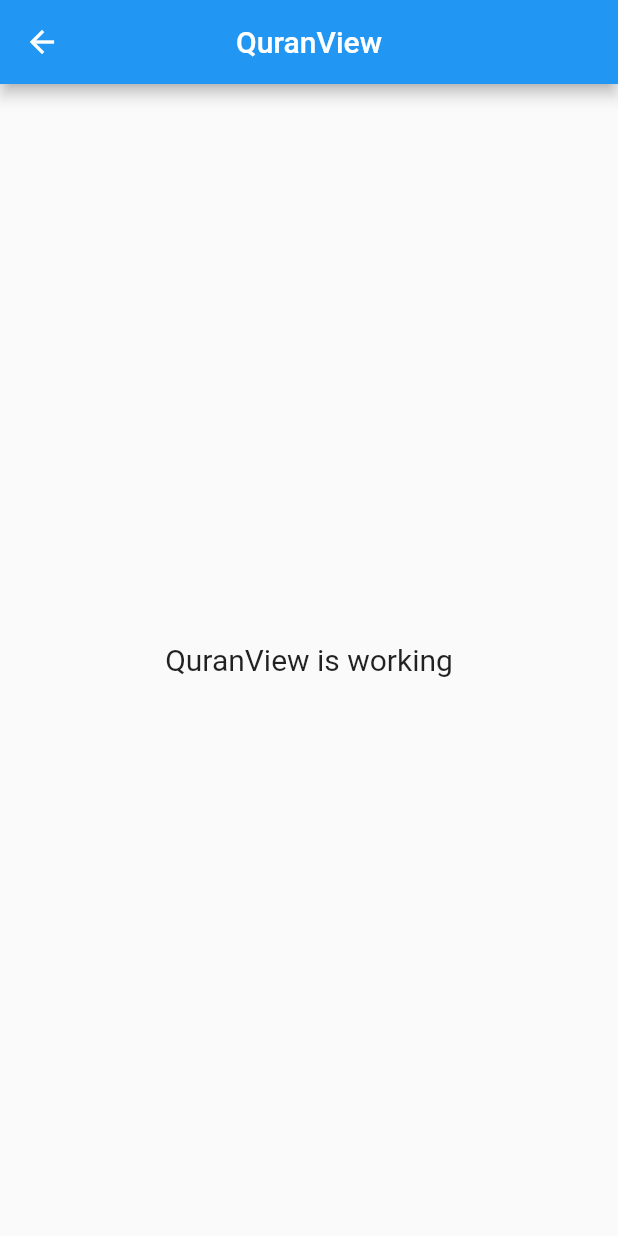
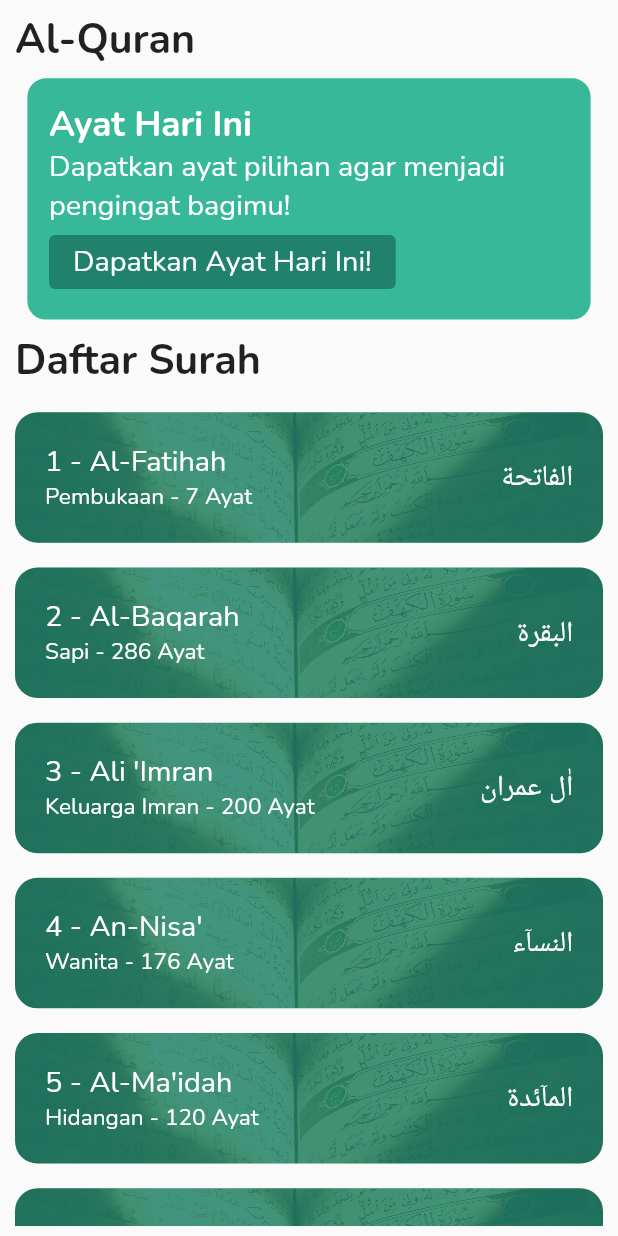
Before and after one commit to bagussubagja/muslim-pocket-app, a Flutter app: the QuranView screen opened by its route, on a phone screen of 412 x 824 dp. Run offline on Flutter 3.47's test engine with Material 2 defaults, Android fonts, the phone set to English and light mode, and no system bars; our stand-ins replace cached_network_image, curved_navigation_bar, get, sizer; missing offline and left inert: flutter_islamic_icons, hijriyah_indonesia, slide_digital_clock.

Commit message:
MP-5 : WIP Quran Screen

```diff
--- /dev/null
+++ b/lib/app/data/models/surah_quran_list_model.dart
@@ -0,0 +1,53 @@
+// To parse this JSON data, do
+//
+//     final quranModel = quranModelFromJson(jsonString);
+
+import 'dart:convert';
+
+List<SurahQuranListModel> quranModelFromJson(String str) => List<SurahQuranListModel>.from(json.decode(str).map((x) => SurahQuranListModel.fromJson(x)));
+
+String quranModelToJson(List<SurahQuranListModel> data) => json.encode(List<dynamic>.from(data.map((x) => x.toJson())));
+
+class SurahQuranListModel {
+  SurahQuranListModel({
+    required this.nomor,
+    required this.nama,
+    required this.namaLatin,
+    required this.jumlahAyat,
+    required this.tempatTurun,
+    required this.arti,
+    required this.deskripsi,
+    required this.audio,
+  });
+
+  int nomor;
+  String nama;
+  String namaLatin;
+  int jumlahAyat;
+  String tempatTurun;
+  String arti;
+  String deskripsi;
+  String audio;
+
+  factory SurahQuranListModel.fromJson(Map<String, dynamic> json) => SurahQuranListModel(
+    nomor: json["nomor"],
+    nama: json["nama"],
+    namaLatin: json["nama_latin"],
+    jumlahAyat: json["jumlah_ayat"],
+    tempatTurun: json["tempat_turun"],
+    arti: json["arti"],
+    deskripsi: json["deskripsi"],
+    audio: json["audio"],
+  );
+
+  Map<String, dynamic> toJson() => {
+    "nomor": nomor,
+    "nama": nama,
+    "nama_latin": namaLatin,
+    "jumlah_ayat": jumlahAyat,
+    "tempat_turun": tempatTurun,
+    "arti": arti,
+    "deskripsi": deskripsi,
+    "audio": audio,
+  };
+}
--- a/lib/app/modules/home/controllers/home_controller.dart
+++ b/lib/app/modules/home/controllers/home_controller.dart
@@ -32,22 +32,22 @@ class HomeController extends GetxController {
     Icon(
       FlutterIslamicIcons.lantern,
       color: Colors.white,
-      size: 50,
+      size: 45,
     ),
     Icon(
       FlutterIslamicIcons.prayingPerson,
       color: Colors.white,
-      size: 50,
+      size: 45,
     ),
     Icon(
       FlutterIslamicIcons.quran,
       color: Colors.white,
-      size: 50,
+      size: 45,
     ),
     Icon(
       FlutterIslamicIcons.locationMosque,
       color: Colors.white,
-      size: 50,
+      size: 45,
     ),
   ];
 
--- a/lib/app/modules/quran/controllers/quran_controller.dart
+++ b/lib/app/modules/quran/controllers/quran_controller.dart
@@ -1,12 +1,22 @@
 import 'package:get/get.dart';
+import 'package:muslim_pocket_app/app/modules/quran/providers/quran_provider.dart';
+import 'package:muslim_pocket_app/app/data/models/surah_quran_list_model.dart';
 
 class QuranController extends GetxController {
   //TODO: Implement QuranController
+
+  final quranProvider = Get.put(QuranProvider());
+
+  var quranSurahList = <SurahQuranListModel?>[].obs;
+  loadQuranSurahList() async{
+    quranSurahList(await quranProvider.getQuranSurahList());
+  }
 
   final count = 0.obs;
   @override
   void onInit() {
     super.onInit();
+    loadQuranSurahList();
   }
 
   @override
--- /dev/null
+++ b/lib/app/modules/quran/providers/quran_provider.dart
@@ -0,0 +1,19 @@
+import 'dart:convert';
+
+import 'package:flutter/services.dart';
+import 'package:get/get.dart';
+import 'package:muslim_pocket_app/app/data/models/surah_quran_list_model.dart';
+import 'package:muslim_pocket_app/app/utils/constant_directory.dart';
+
+class QuranProvider extends GetConnect {
+
+  Future<List<SurahQuranListModel>> getQuranSurahList() async {
+    final quranSurahListData = await rootBundle.loadString('assets/quran/quran-surah-list.json');
+    final dataList = json.decode(quranSurahListData) as List<dynamic>;
+    return dataList.map((e) => SurahQuranListModel.fromJson(e)).toList();
+  }
+  @override
+  void onInit() {
+    httpClient.baseUrl = 'YOUR-API-URL';
+  }
+}
--- a/lib/app/modules/quran/views/quran_view.dart
+++ b/lib/app/modules/quran/views/quran_view.dart
@@ -1,24 +1,149 @@
 import 'package:flutter/material.dart';
 
 import 'package:get/get.dart';
+import 'package:muslim_pocket_app/app/utils/constant_layout.dart';
+import 'package:muslim_pocket_app/app/utils/constant_theme.dart';
+import 'package:sizer/sizer.dart';
 
+import '../../../widgets/margin_widget.dart';
 import '../controllers/quran_controller.dart';
 
 class QuranView extends GetView<QuranController> {
-  const QuranView({Key? key}) : super(key: key);
+  QuranView({Key? key}) : super(key: key);
+
+  @override
+  final controller = Get.put(QuranController());
   @override
   Widget build(BuildContext context) {
     return Scaffold(
-      appBar: AppBar(
-        title: const Text('QuranView'),
-        centerTitle: true,
-      ),
-      body: Center(
-        child: Text(
-          'QuranView is working',
-          style: TextStyle(fontSize: 20),
+      body: SafeArea(
+        child: Padding(
+          padding: defaultPaddingScreen,
+          child: ListView(
+            children: [
+              _titleSection(),
+              _bannerAyatofTheDay(),
+              _surahQuranList(),
+            ],
+          ),
         ),
       ),
     );
   }
+
+  Widget _titleSection() => Text(
+        "quran".tr,
+        style: boldStyle,
+      );
+  Widget _bannerAyatofTheDay() => Container(
+        margin: EdgeInsets.all(1.h),
+        padding: EdgeInsets.all(1.75.h),
+        width: 100.w,
+        decoration: BoxDecoration(
+          color: greenPrimaryColor,
+          borderRadius: BorderRadius.circular(1.5.h),
+        ),
+        child: Column(
+          crossAxisAlignment: CrossAxisAlignment.start,
+          children: [
+            Text(
+              'ayat_of_the_day'.tr,
+              style: mediumStyle.copyWith(color: Colors.white),
+            ),
+            Text(
+              'text_banner_ayat_of_the_day'.tr,
+              style: regularStyle.copyWith(color: Colors.white),
+            ),
+            ElevatedButton(
+                onPressed: () {},
+                style: ElevatedButton.styleFrom(
+                  backgroundColor: greenDarkerColor,
+                  elevation: 0,
+                ),
+                child: Text(
+                  'get_ayat_of_the_day'.tr,
+                  style: regularStyle.copyWith(color: Colors.white),
+                ))
+          ],
+        ),
+      );
+  Widget _ayatofTheDaySection() => Container();
+  Widget _surahQuranList() => Column(
+        crossAxisAlignment: CrossAxisAlignment.start,
+        children: [
+          Text(
+            'daftar_surah'.tr,
+            style: boldStyle,
+          ),
+          marginWidget(2.h, 0),
+          ListView.separated(
+            shrinkWrap: true,
+            primary: false,
+            itemBuilder: (context, index) {
+              return InkWell(
+                onTap: () {},
+                child: Obx(() => Container(
+                      padding: const EdgeInsets.all(20),
+                      width: 100.w,
+                      decoration: BoxDecoration(
+                        color: greenDarkerColor,
+                        borderRadius: BorderRadius.circular(15),
+                        image: const DecorationImage(
+                          image: AssetImage(
+                            'assets/images/quran-surah-background.jpg',
+                          ),
+                          fit: BoxFit.cover,
+                          opacity: 0.15,
+                          filterQuality: FilterQuality.low,
+                        ),
+                      ),
+                      child: Row(
+                        mainAxisAlignment: MainAxisAlignment.spaceBetween,
+                        children: [
+                          Column(
+                            crossAxisAlignment: CrossAxisAlignment.start,
+                            children: [
+                              Row(
+                                children: [
+                                  Text(
+                                    '${index + 1}',
+                                    style: regularStyle.copyWith(
+                                        color: Colors.white),
+                                  ),
+                                  Text(
+                                    ' - ${controller.quranSurahList[index]!.namaLatin}',
+                                    style: regularStyle.copyWith(
+                                      color: Colors.white,
+                                    ),
+                                  )
+                                ],
+                              ),
+                              Text(
+                                '${controller.quranSurahList[index]!.arti} - ${controller.quranSurahList[index]!.jumlahAyat} Ayat',
+                                style: regularStyle.copyWith(
+                                  color: Colors.white,
+                                  fontSize: 11.sp,
+                                ),
+                              )
+                            ],
+                          ),
+                          Text(
+                            controller.quranSurahList[index]!.nama,
+                            style: regularStyle.copyWith(
+                              color: Colors.white,
+                              fontSize: 14.sp,
+                            ),
+                          )
+                        ],
+                      ),
+                    )),
+              );
+            },
+            separatorBuilder: (context, index) {
+              return marginWidget(2.h, 0);
+            },
+            itemCount: controller.quranSurahList.length,
+          )
+        ],
+      );
 }
--- a/lib/app/routes/app_pages.dart
+++ b/lib/app/routes/app_pages.dart
@@ -35,7 +35,7 @@ class AppPages {
     ),
     GetPage(
       name: _Paths.QURAN,
-      page: () => const QuranView(),
+      page: () => QuranView(),
       binding: QuranBinding(),
       children: [
         GetPage(
--- a/lib/app/utils/locale.dart
+++ b/lib/app/utils/locale.dart
@@ -12,12 +12,15 @@ class LocaleLanguage extends Translations{
       'maghrib' : 'Maghrib',
       'isya' : 'Isya',
       'kategori': 'Kategori',
+      'quran': 'Al-Quran',
       'hadist' : 'Hadits',
       'kumpulan_doa' : 'Kumpulan Do\'a-do\'a',
       'tafsir' : 'Tafsir',
       'masjid_terdekat' : 'Masjid Terdekat',
       'surah_of_the_day': "Surah Hari Ini",
       'ayat_of_the_day' : "Ayat Hari Ini",
+      'text_banner_ayat_of_the_day' : 'Dapatkan ayat pilihan agar menjadi pengingat bagimu!',
+      'get_ayat_of_the_day' : 'Dapatkan Ayat Hari Ini!',
       'daftar_surah': 'Daftar Surah',
       'kajian_islami' : 'Kajian Islami',
       'dengar_kajian_24_7' : 'Dengarkan Kajian Islam Terbaik dari Para Asatidz selama 24/7',
@@ -38,12 +41,15 @@ class LocaleLanguage extends Translations{
       'maghrib' : 'Maghrib',
       'isya' : 'Isya',
       'kategori': 'Category',
+      'quran': 'Al-Quran',
       'hadist' : 'Hadits',
       'kumpulan_doa' : 'Collection of Prayers',
       'tafsir' : 'Tafsir',
       'masjid_terdekat' : 'Mosque Nearby',
       'surah_of_the_day': "Surah of The Day",
       'ayat_of_the_day' : "Ayat of The Day",
+      'text_banner_ayat_of_the_day' : 'Get selected verses to serve as a reminder to you!',
+      'get_ayat_of_the_day' : 'Dapatkan Ayat Hari Ini!',
       'daftar_surah': 'List of Surah',
       'kajian_islami' : 'Islamic Studies',
       'dengar_kajian_24_7' : 'Listen to the Best Islamic Studies from Asatidz for 24/7',
--- a/pubspec.yaml
+++ b/pubspec.yaml
@@ -16,6 +16,7 @@ dependencies:
   hijriyah_indonesia: ^0.1.2
   slide_digital_clock: ^1.0.3
   flutter_islamic_icons: ^1.0.2
+  get_cli: ^1.8.1
 
 dev_dependencies:
   flutter_lints: ^2.0.0
```
Also changed, not shown: assets/images/quran-surah-background.jpg (added), pubspec.lock.
